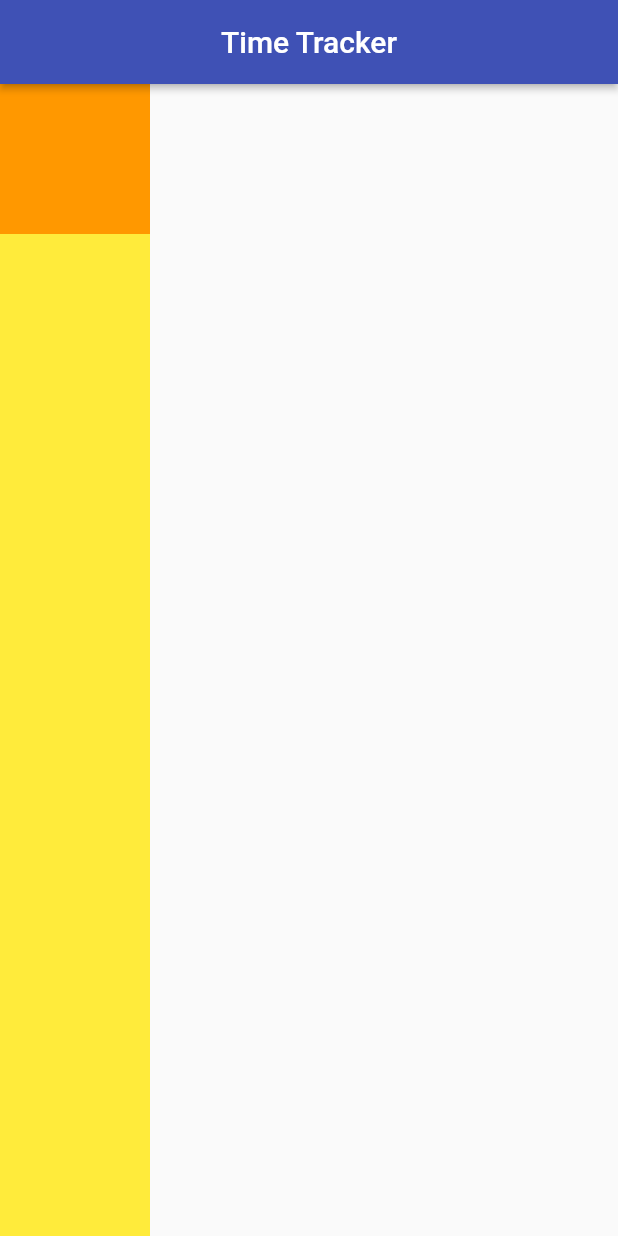
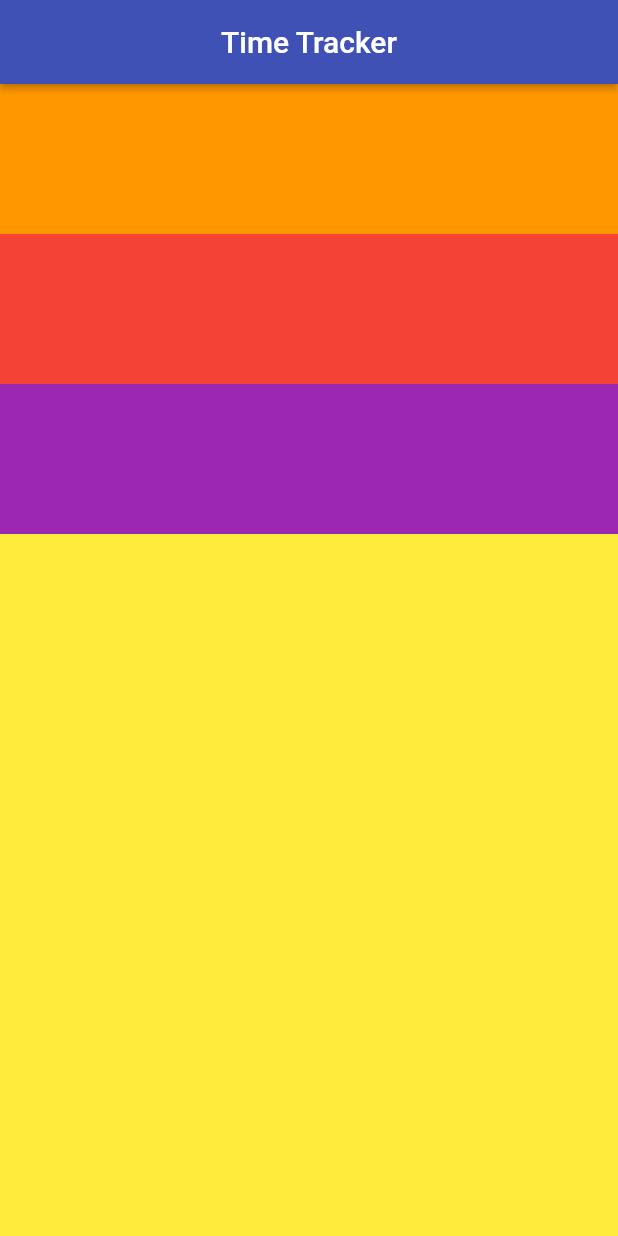
Before and after one commit to srinivassrivatsa/time_tracker_flutter_course, a Flutter app: the screen it shows after launch, on a phone screen of 412 x 824 dp. Run offline on Flutter 3.47's test engine with Material 2 defaults, Android fonts, the phone set to English and light mode, and no system bars.

Commit message:
refactored home page body into a private method

```diff
--- a/lib/app/sign_in/sign_in_page.dart
+++ b/lib/app/sign_in/sign_in_page.dart
@@ -11,17 +11,38 @@ class SignInPage extends StatelessWidget {
         ),
         elevation: 2.0,
       ),
-      body: Container(
-        color: Colors.yellow,
-        child: Column(
-          children: <Widget>[Container(
+      body: _buildContent(),
+    );
+  }
+
+  Widget _buildContent() {
+    return Container(
+      color: Colors.yellow,
+      child: Column(
+        crossAxisAlignment: CrossAxisAlignment.stretch,
+        children: <Widget>[
+          Container(
             color: Colors.orange,
             child: SizedBox(
               height: 100.0,
               width: 100.0,
             ),
-          )],
-        ),
+          ),
+          Container(
+            color: Colors.red,
+            child: SizedBox(
+              height: 100.0,
+              width: 100.0,
+            ),
+          ),
+          Container(
+            color: Colors.purple,
+            child: SizedBox(
+              height: 100.0,
+              width: 100.0,
+            ),
+          ),
+        ],
       ),
     );
   }
```
